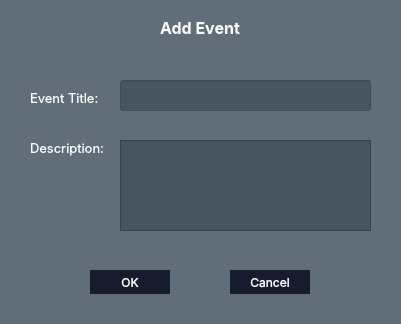
oncelerr/WardenFort, file WardenFort/eventdialog.ui: the form before one commit.
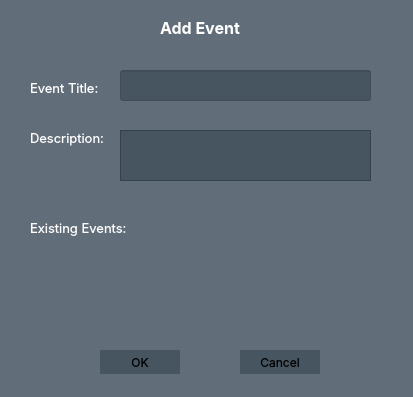
The form after the commit.

Patch:
```diff
--- a/WardenFort/eventdialog.ui
+++ b/WardenFort/eventdialog.ui
@@ -6,8 +6,8 @@
    <rect>
     <x>0</x>
     <y>0</y>
-    <width>401</width>
-    <height>324</height>
+    <width>413</width>
+    <height>397</height>
    </rect>
   </property>
   <property name="windowTitle">
@@ -21,7 +21,7 @@
    <property name="geometry">
     <rect>
      <x>120</x>
-     <y>80</y>
+     <y>70</y>
      <width>251</width>
      <height>31</height>
     </rect>
@@ -45,7 +45,7 @@
    <property name="geometry">
     <rect>
      <x>30</x>
-     <y>90</y>
+     <y>80</y>
      <width>81</width>
      <height>16</height>
     </rect>
@@ -91,8 +91,8 @@
   <widget class="QPushButton" name="okButton">
    <property name="geometry">
     <rect>
-     <x>90</x>
-     <y>270</y>
+     <x>100</x>
+     <y>350</y>
      <width>80</width>
      <height>24</height>
     </rect>
@@ -105,7 +105,7 @@
    <property name="styleSheet">
     <string notr="true">QPushButton {
 border-radius: 15px; 
-background-color: rgb(22, 27, 46);
+background-color: #01FDF5
 color: white;
 }
 QPushButton:hover {
@@ -121,8 +121,8 @@
   <widget class="QPushButton" name="cancelButton">
    <property name="geometry">
     <rect>
-     <x>230</x>
-     <y>270</y>
+     <x>240</x>
+     <y>350</y>
      <width>80</width>
      <height>24</height>
     </rect>
@@ -135,7 +135,7 @@
    <property name="styleSheet">
     <string notr="true">QPushButton {
 border-radius: 15px; 
-background-color: rgb(22, 27, 46);
+background-color: #01FDF5
 color: white;
 }
 QPushButton:hover {
@@ -152,7 +152,7 @@
    <property name="geometry">
     <rect>
      <x>30</x>
-     <y>140</y>
+     <y>130</y>
      <width>81</width>
      <height>16</height>
     </rect>
@@ -175,9 +175,9 @@
    <property name="geometry">
     <rect>
      <x>120</x>
-     <y>140</y>
+     <y>130</y>
      <width>251</width>
-     <height>91</height>
+     <height>51</height>
     </rect>
    </property>
    <property name="font">
@@ -189,6 +189,45 @@
     <string notr="true">color: white;</string>
    </property>
   </widget>
+  <widget class="QLabel" name="label_4">
+   <property name="geometry">
+    <rect>
+     <x>30</x>
+     <y>220</y>
+     <width>101</width>
+     <height>16</height>
+    </rect>
+   </property>
+   <property name="font">
+    <font>
+     <family>Inter</family>
+     <pointsize>10</pointsize>
+    </font>
+   </property>
+   <property name="styleSheet">
+    <string notr="true">background-color: transparent;
+color: white;</string>
+   </property>
+   <property name="text">
+    <string>Existing Events:</string>
+   </property>
+  </widget>
+  <widget class="QListWidget" name="eventListWidget">
+   <property name="geometry">
+    <rect>
+     <x>30</x>
+     <y>250</y>
+     <width>351</width>
+     <height>81</height>
+    </rect>
+   </property>
+   <property name="styleSheet">
+    <string notr="true">background-color: transparent;</string>
+   </property>
+   <property name="frameShape">
+    <enum>QFrame::NoFrame</enum>
+   </property>
+  </widget>
  </widget>
  <resources/>
  <connections/>
```
